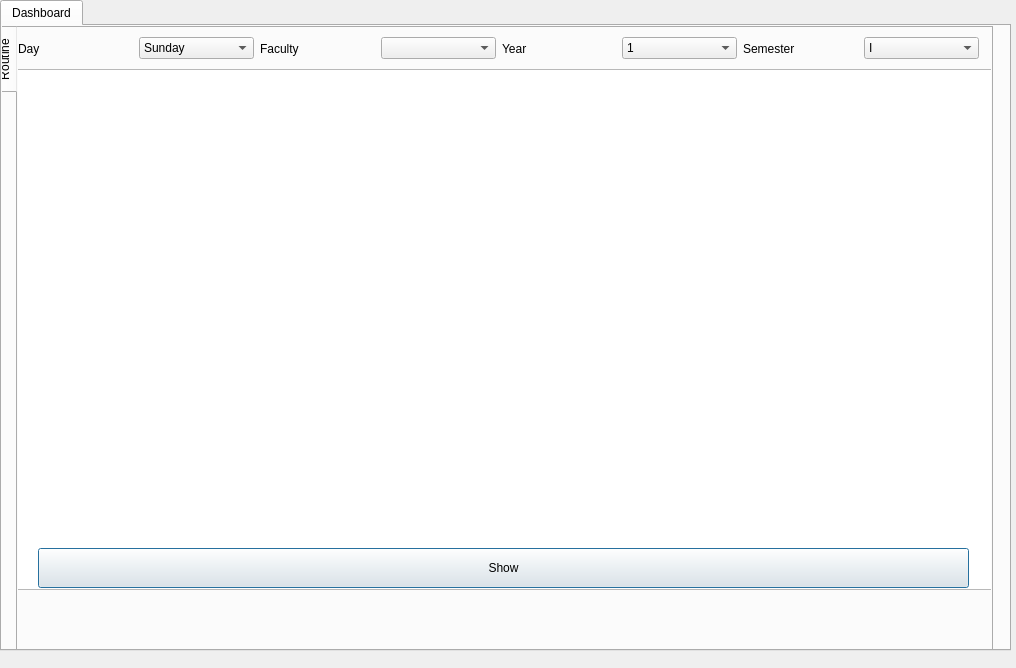
Qt form bms/studentwindow.ui (MythicSTR/bms-project) before a commit.
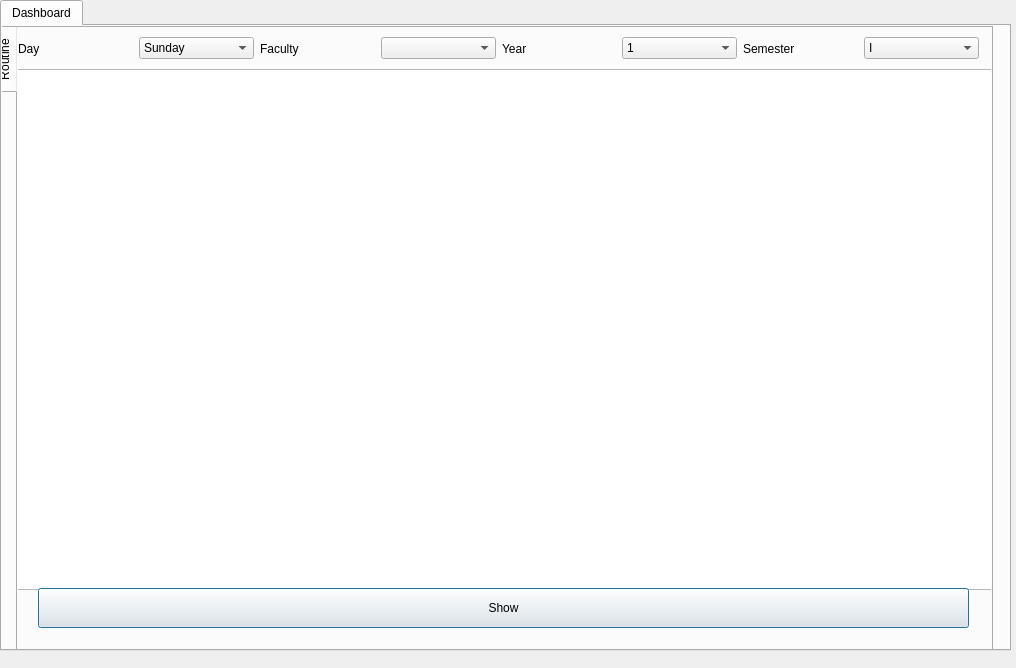
The same form after that commit.

Diff of the .ui file:
```diff
--- a/bms/studentwindow.ui
+++ b/bms/studentwindow.ui
@@ -197,7 +197,7 @@
        <property name="geometry">
         <rect>
          <x>20</x>
-         <y>520</y>
+         <y>560</y>
          <width>931</width>
          <height>40</height>
         </rect>
```
